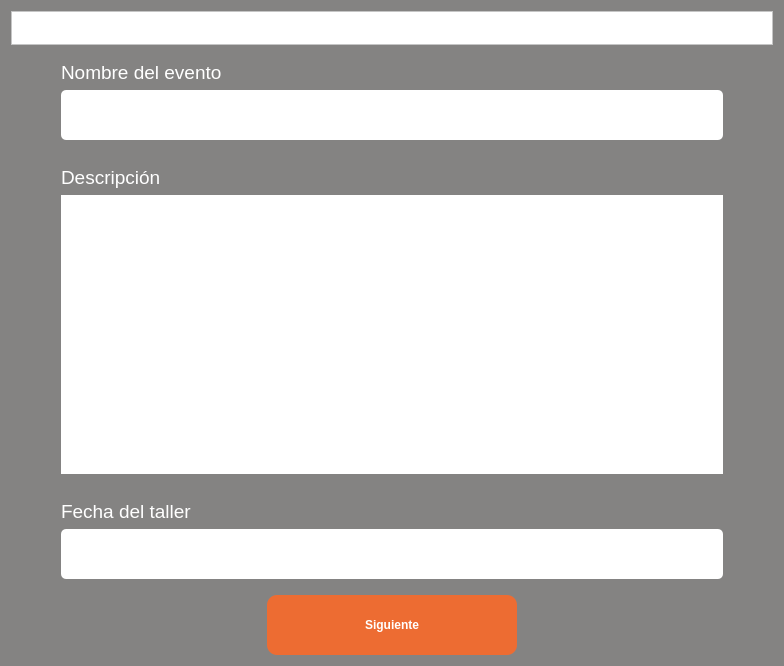
Qt form ui/DiplomaFieldsScreen.ui (RicarlOz/DiplomaGenerator) before a commit.
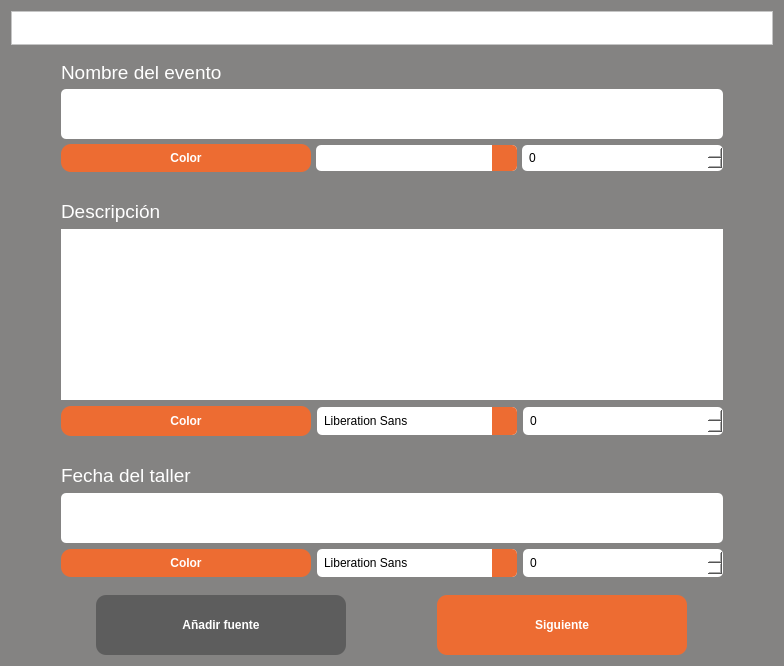
The same form after that commit. Icons and pictures are not drawn.

Commit message: Color, Size, Font para cada Campo (UI)

The edit to the form file:
```diff
--- a/ui/DiplomaFieldsScreen.ui
+++ b/ui/DiplomaFieldsScreen.ui
@@ -78,6 +78,9 @@
      </property>
      <item>
       <layout class="QVBoxLayout" name="vlName">
+       <property name="spacing">
+        <number>5</number>
+       </property>
        <property name="topMargin">
         <number>10</number>
        </property>
@@ -117,6 +120,129 @@
          </property>
         </widget>
        </item>
+       <item>
+        <layout class="QHBoxLayout" name="horizontalLayout_2">
+         <property name="bottomMargin">
+          <number>2</number>
+         </property>
+         <item>
+          <widget class="QPushButton" name="btnColorEvento">
+           <property name="sizePolicy">
+            <sizepolicy hsizetype="Maximum" vsizetype="Fixed">
+             <horstretch>0</horstretch>
+             <verstretch>0</verstretch>
+            </sizepolicy>
+           </property>
+           <property name="minimumSize">
+            <size>
+             <width>250</width>
+             <height>28</height>
+            </size>
+           </property>
+           <property name="font">
+            <font>
+             <pointsize>9</pointsize>
+             <weight>75</weight>
+             <bold>true</bold>
+            </font>
+           </property>
+           <property name="styleSheet">
+            <string notr="true">background-color: rgb(237, 108, 50);
+border-radius: 10px</string>
+           </property>
+           <property name="text">
+            <string>Color</string>
+           </property>
+          </widget>
+         </item>
+         <item>
+          <widget class="QComboBox" name="cbFontEvento">
+           <property name="styleSheet">
+            <string notr="true">QComboBox{
+    border: none;
+    border-radius: 5px;
+    background-color: rgb(255, 255, 255);
+    color: rgb(0, 0, 0);
+    padding: 5px; 
+}
+
+QComboBox::drop-down{
+    background-color: rgb(237, 108, 50);
+    border: none;
+    width: 25px;
+    border-top-right-radius: 5px;
+    border-bottom-right-radius: 5px;
+}
+
+QComboBox::down-arrow{
+    image: url(../images/chevron.png);
+    width: 14px;
+    height: 14px;
+}
+
+QListView{
+    border: none;
+    color: rgb(132, 131, 130);
+    background-color: rgb(255, 255, 255);
+    font-weight: bold;
+    selection-background-color: rgb(237, 108, 50);
+    show-decoration-selected: 1;
+    margin-left: -10px;
+    padding-left: 15px;
+}
+
+QListView::item:hover{
+    background-color: rgb(237, 108, 50);
+    border: none;
+}</string>
+           </property>
+          </widget>
+         </item>
+         <item>
+          <widget class="QSpinBox" name="sbSizeEvento">
+           <property name="styleSheet">
+            <string notr="true">QSpinBox{
+    border: none;
+    border-radius: 5px;
+    background-color: rgb(255, 255, 255);
+    color: rgb(0, 0, 0);
+    padding: 5px; 
+}
+
+QSpinBox::drop-down{
+    background-color: rgb(237, 108, 50);
+    border: none;
+    width: 25px;
+    border-top-right-radius: 5px;
+    border-bottom-right-radius: 5px;
+}
+
+QSpinBox::down-arrow{
+    image: url(../images/chevron.png);
+    width: 14px;
+    height: 14px;
+}
+
+QListView{
+    border: none;
+    color: rgb(132, 131, 130);
+    background-color: rgb(255, 255, 255);
+    font-weight: bold;
+    selection-background-color: rgb(237, 108, 50);
+    show-decoration-selected: 1;
+    margin-left: -10px;
+    padding-left: 15px;
+}
+
+QListView::item:hover{
+    background-color: rgb(237, 108, 50);
+    border: none;
+}</string>
+           </property>
+          </widget>
+         </item>
+        </layout>
+       </item>
       </layout>
      </item>
      <item>
@@ -151,10 +277,141 @@
          </property>
         </widget>
        </item>
+       <item>
+        <layout class="QHBoxLayout" name="horizontalLayout_3">
+         <property name="bottomMargin">
+          <number>2</number>
+         </property>
+         <item>
+          <widget class="QPushButton" name="btnColorDesc">
+           <property name="minimumSize">
+            <size>
+             <width>250</width>
+             <height>30</height>
+            </size>
+           </property>
+           <property name="font">
+            <font>
+             <weight>75</weight>
+             <bold>true</bold>
+            </font>
+           </property>
+           <property name="styleSheet">
+            <string notr="true">background-color: rgb(237, 108, 50);
+border-radius: 10px</string>
+           </property>
+           <property name="text">
+            <string>Color</string>
+           </property>
+          </widget>
+         </item>
+         <item>
+          <widget class="QFontComboBox" name="cbFontDesc">
+           <property name="minimumSize">
+            <size>
+             <width>200</width>
+             <height>28</height>
+            </size>
+           </property>
+           <property name="styleSheet">
+            <string notr="true">QComboBox{
+    border: none;
+    border-radius: 5px;
+    background-color: rgb(255, 255, 255);
+    color: rgb(0, 0, 0);
+    padding: 5px; 
+}
+
+QComboBox::drop-down{
+    background-color: rgb(237, 108, 50);
+    border: none;
+    width: 25px;
+    border-top-right-radius: 5px;
+    border-bottom-right-radius: 5px;
+}
+
+QComboBox::down-arrow{
+    image: url(../images/chevron.png);
+    width: 14px;
+    height: 14px;
+}
+
+QListView{
+    border: none;
+    color: rgb(132, 131, 130);
+    background-color: rgb(255, 255, 255);
+    font-weight: bold;
+    selection-background-color: rgb(237, 108, 50);
+    show-decoration-selected: 1;
+    margin-left: -10px;
+    padding-left: 15px;
+}
+
+QListView::item:hover{
+    background-color: rgb(237, 108, 50);
+    border: none;
+}</string>
+           </property>
+          </widget>
+         </item>
+         <item>
+          <widget class="QSpinBox" name="sbSizeDesc">
+           <property name="minimumSize">
+            <size>
+             <width>200</width>
+             <height>28</height>
+            </size>
+           </property>
+           <property name="styleSheet">
+            <string notr="true">QSpinBox{
+    border: none;
+    border-radius: 5px;
+    background-color: rgb(255, 255, 255);
+    color: rgb(0, 0, 0);
+    padding: 5px; 
+}
+
+QSpinBox::drop-down{
+    background-color: rgb(237, 108, 50);
+    border: none;
+    width: 25px;
+    border-top-right-radius: 5px;
+    border-bottom-right-radius: 5px;
+}
+
+QSpinBox::down-arrow{
+    image: url(../images/chevron.png);
+    width: 14px;
+    height: 14px;
+}
+
+QListView{
+    border: none;
+    color: rgb(132, 131, 130);
+    background-color: rgb(255, 255, 255);
+    font-weight: bold;
+    selection-background-color: rgb(237, 108, 50);
+    show-decoration-selected: 1;
+    margin-left: -10px;
+    padding-left: 15px;
+}
+
+QListView::item:hover{
+    background-color: rgb(237, 108, 50);
+    border: none;
+}</string>
+           </property>
+          </widget>
+         </item>
+        </layout>
+       </item>
       </layout>
      </item>
      <item>
       <layout class="QVBoxLayout" name="vlDate">
+       <property name="spacing">
+        <number>6</number>
+       </property>
        <property name="topMargin">
         <number>10</number>
        </property>
@@ -191,12 +448,170 @@
          </property>
         </widget>
        </item>
+       <item>
+        <layout class="QHBoxLayout" name="horizontalLayout_4">
+         <property name="bottomMargin">
+          <number>2</number>
+         </property>
+         <item>
+          <widget class="QPushButton" name="btnColorDate">
+           <property name="minimumSize">
+            <size>
+             <width>250</width>
+             <height>28</height>
+            </size>
+           </property>
+           <property name="font">
+            <font>
+             <weight>75</weight>
+             <bold>true</bold>
+            </font>
+           </property>
+           <property name="styleSheet">
+            <string notr="true">background-color: rgb(237, 108, 50);
+border-radius: 10px</string>
+           </property>
+           <property name="text">
+            <string>Color</string>
+           </property>
+          </widget>
+         </item>
+         <item>
+          <widget class="QFontComboBox" name="cbFontDate">
+           <property name="minimumSize">
+            <size>
+             <width>200</width>
+             <height>28</height>
+            </size>
+           </property>
+           <property name="styleSheet">
+            <string notr="true">QComboBox{
+    border: none;
+    border-radius: 5px;
+    background-color: rgb(255, 255, 255);
+    color: rgb(0, 0, 0);
+    padding: 5px; 
+}
+
+QComboBox::drop-down{
+    background-color: rgb(237, 108, 50);
+    border: none;
+    width: 25px;
+    border-top-right-radius: 5px;
+    border-bottom-right-radius: 5px;
+}
+
+QComboBox::down-arrow{
+    image: url(../images/chevron.png);
+    width: 14px;
+    height: 14px;
+}
+
+QListView{
+    border: none;
+    color: rgb(132, 131, 130);
+    background-color: rgb(255, 255, 255);
+    font-weight: bold;
+    selection-background-color: rgb(237, 108, 50);
+    show-decoration-selected: 1;
+    margin-left: -10px;
+    padding-left: 15px;
+}
+
+QListView::item:hover{
+    background-color: rgb(237, 108, 50);
+    border: none;
+}</string>
+           </property>
+          </widget>
+         </item>
+         <item>
+          <widget class="QSpinBox" name="sbSizeDate">
+           <property name="minimumSize">
+            <size>
+             <width>200</width>
+             <height>28</height>
+            </size>
+           </property>
+           <property name="styleSheet">
+            <string notr="true">QSpinBox{
+    border: none;
+    border-radius: 5px;
+    background-color: rgb(255, 255, 255);
+    color: rgb(0, 0, 0);
+    padding: 5px; 
+}
+
+QSpinBox::drop-down{
+    background-color: rgb(237, 108, 50);
+    border: none;
+    width: 25px;
+    border-top-right-radius: 5px;
+    border-bottom-right-radius: 5px;
+}
+
+QSpinBox::down-arrow{
+    image: url(../images/chevron.png);
+    width: 14px;
+    height: 14px;
+}
+
+QListView{
+    border: none;
+    color: rgb(132, 131, 130);
+    background-color: rgb(255, 255, 255);
+    font-weight: bold;
+    selection-background-color: rgb(237, 108, 50);
+    show-decoration-selected: 1;
+    margin-left: -10px;
+    padding-left: 15px;
+}
+
+QListView::item:hover{
+    background-color: rgb(237, 108, 50);
+    border: none;
+}</string>
+           </property>
+          </widget>
+         </item>
+        </layout>
+       </item>
       </layout>
      </item>
     </layout>
    </item>
    <item row="2" column="0">
     <layout class="QHBoxLayout" name="hlButton">
+     <item>
+      <widget class="QPushButton" name="btnAddFont">
+       <property name="sizePolicy">
+        <sizepolicy hsizetype="Maximum" vsizetype="Fixed">
+         <horstretch>0</horstretch>
+         <verstretch>0</verstretch>
+        </sizepolicy>
+       </property>
+       <property name="minimumSize">
+        <size>
+         <width>250</width>
+         <height>60</height>
+        </size>
+       </property>
+       <property name="font">
+        <font>
+         <pointsize>9</pointsize>
+         <weight>75</weight>
+         <bold>true</bold>
+        </font>
+       </property>
+       <property name="styleSheet">
+        <string notr="true">background-color: rgb(93, 93, 93);
+border-radius: 10px</string>
+       </property>
+       <property name="text">
+        <string>Añadir fuente</string>
+       </property>
+      </widget>
+     </item>
      <item>
       <widget class="QPushButton" name="btnSubmit">
        <property name="sizePolicy">
```
The commit also changes 8 other files.
